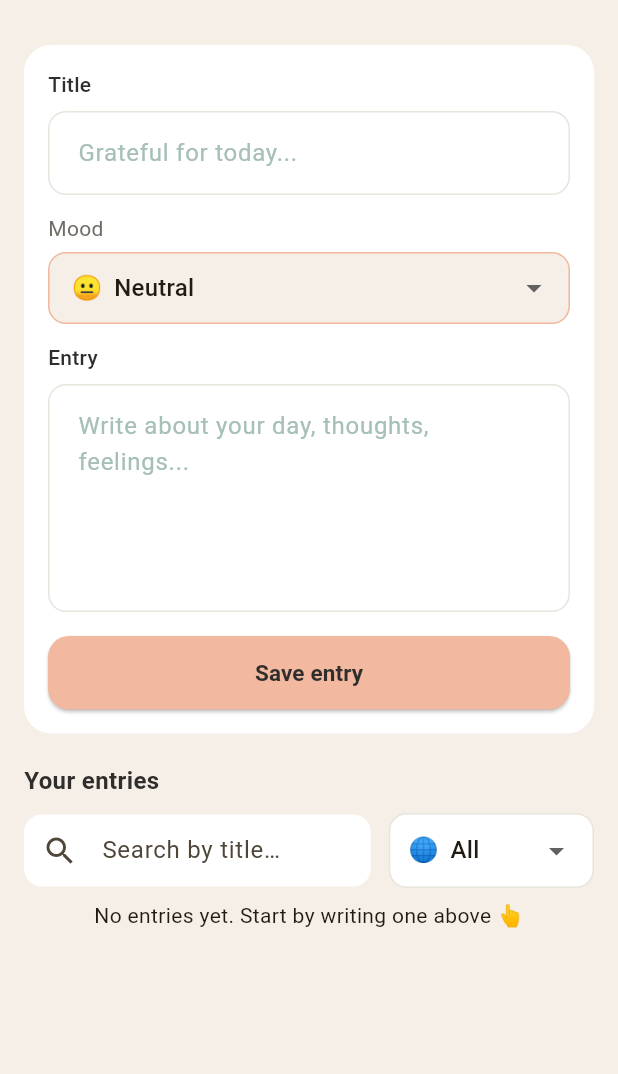
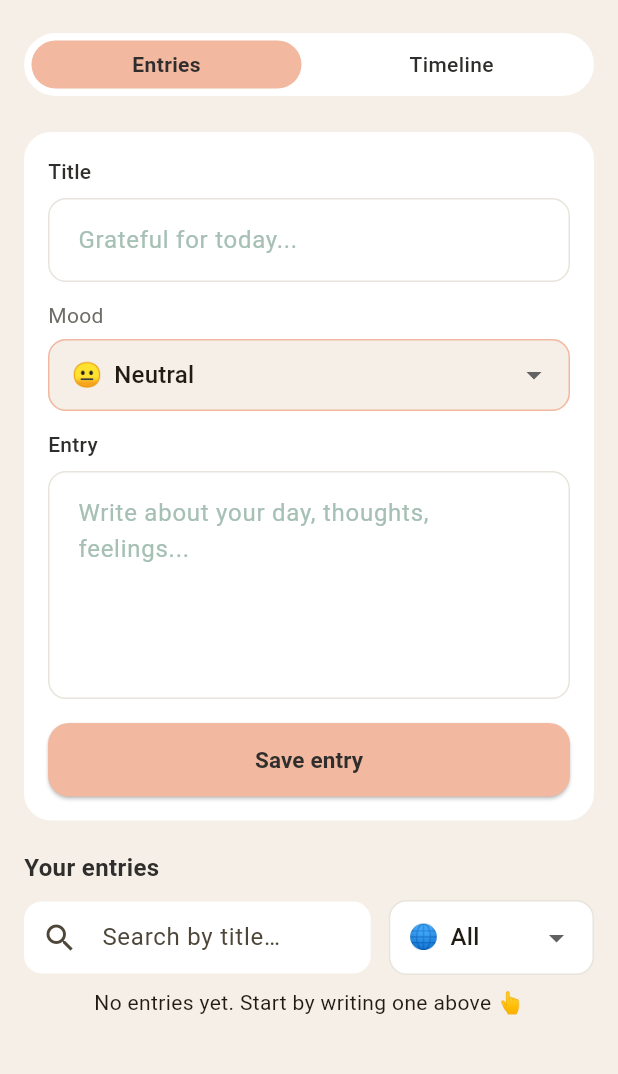
Before and after one commit to sunnypatell/csci4100u-aurora, a Flutter app: the JournalScreen screen opened directly, on a phone screen of 412 x 824 dp, the part 63-1137 px from its top. Run offline on Flutter 3.47's test engine with Material 3 defaults, Android fonts, the phone set to English and light mode, and no system bars; our stand-ins replace cloud_firestore, firebase_auth, firebase_core; accounts and stored records are empty.

Commit message:
Journal Timeline Tab Addition

```diff
--- a/aurora_app/lib/screens/journal_screen.dart
+++ b/aurora_app/lib/screens/journal_screen.dart
@@ -4,6 +4,7 @@ import 'package:cloud_firestore/cloud_firestore.dart';
 import 'package:intl/intl.dart';
 import '../services/journal_service.dart';
 import '../widgets/auth/custom_text_field.dart';
+import 'timeline_tab.dart';
 
 class JournalScreen extends StatefulWidget {
   const JournalScreen({super.key});
@@ -19,6 +20,9 @@ class _JournalScreenState extends State<JournalScreen> {
   String _selectedMood = 'neutral';
   bool _isSaving = false;
   String _filterMood = 'all';
+
+  // NEW: 0 = entries (your current layout), 1 = timeline
+  int _currentTab = 0;
 
   // Moods -> emoji + color for pill background
   static const Map<String, String> _moodEmoji = {
@@ -133,7 +137,51 @@ class _JournalScreenState extends State<JournalScreen> {
       resizeToAvoidBottomInset: true,
       body: user == null
           ? const Center(child: Text('Please sign in to view your journal'))
-          : SafeArea(
+          : Column(
+              children: [
+                const SizedBox(height: 8),
+                _buildTabSwitcher(),
+                const SizedBox(height: 8),
+                // now switch between old layout and timeline
+                Expanded(
+                  child: _currentTab == 0
+                      ? _buildEntriesContent(context)
+                      : TimelineTab(uid: user.uid),
+                ),
+              ],
+            ),
+    );
+  }
+
+  Widget _buildTabSwitcher() {
+    return Padding(
+      padding: const EdgeInsets.symmetric(horizontal: 16.0),
+      child: Container(
+        height: 42,
+        decoration: BoxDecoration(
+          color: Colors.white,
+          borderRadius: BorderRadius.circular(999),
+        ),
+        child: Row(
+          children: [
+            _TabChip(
+              text: 'Entries',
+              selected: _currentTab == 0,
+              onTap: () => setState(() => _currentTab = 0),
+            ),
+            _TabChip(
+              text: 'Timeline',
+              selected: _currentTab == 1,
+              onTap: () => setState(() => _currentTab = 1),
+            ),
+          ],
+        ),
+      ),
+    );
+  }
+
+  Widget _buildEntriesContent(BuildContext context) {
+    return SafeArea(
       child: SingleChildScrollView(
         keyboardDismissBehavior: ScrollViewKeyboardDismissBehavior.onDrag,
         padding: EdgeInsets.only(bottom: MediaQuery.of(context).viewInsets.bottom + 24),
@@ -333,7 +381,6 @@ class _JournalScreenState extends State<JournalScreen> {
               ),
             ),
             const SizedBox(height: 8),
-                // Entire page scrolls; list is non-scrollable inside
             StreamBuilder<QuerySnapshot<Map<String, dynamic>>>(
               stream: JournalService.instance.journalEntriesStream(),
               builder: (context, snapshot) {
@@ -483,7 +530,6 @@ class _JournalScreenState extends State<JournalScreen> {
           ],
         ),
       ),
-          ),
     );
   }
 
@@ -608,3 +654,40 @@ class _JournalScreenState extends State<JournalScreen> {
     );
   }
 }
+
+class _TabChip extends StatelessWidget {
+  final String text;
+  final bool selected;
+  final VoidCallback onTap;
+  const _TabChip({
+    required this.text,
+    required this.selected,
+    required this.onTap,
+  });
+
+  @override
+  Widget build(BuildContext context) {
+    return Expanded(
+      child: GestureDetector(
+        onTap: onTap,
+        child: AnimatedContainer(
+          duration: const Duration(milliseconds: 180),
+          curve: Curves.easeInOut,
+          margin: const EdgeInsets.all(5),
+          decoration: BoxDecoration(
+            color: selected ? const Color(0xFFF2B8A0) : Colors.transparent,
+            borderRadius: BorderRadius.circular(999),
+          ),
+          alignment: Alignment.center,
+          child: Text(
+            text,
+            style: TextStyle(
+              color: const Color(0xFF2F2E2C),
+              fontWeight: selected ? FontWeight.w600 : FontWeight.w500,
+            ),
+          ),
+        ),
+      ),
+    );
+  }
+}
```
Also changed, not shown: aurora_app/lib/screens/timeline_tab.dart (added, +240 -0 lines). Lines whose indentation alone changed are shown as unchanged.
